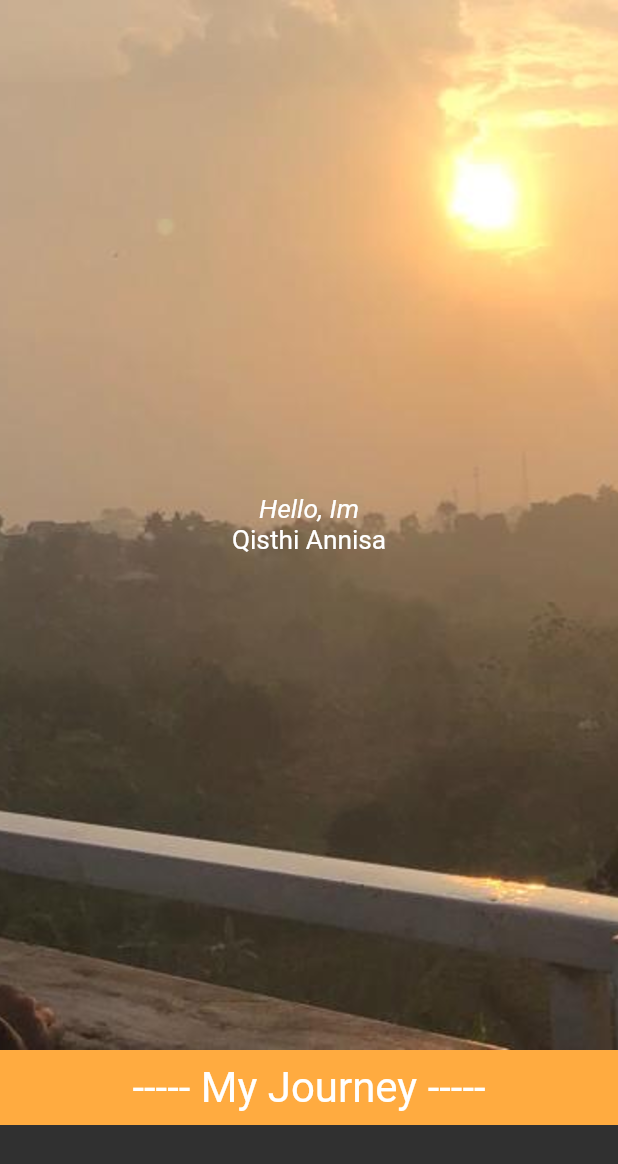
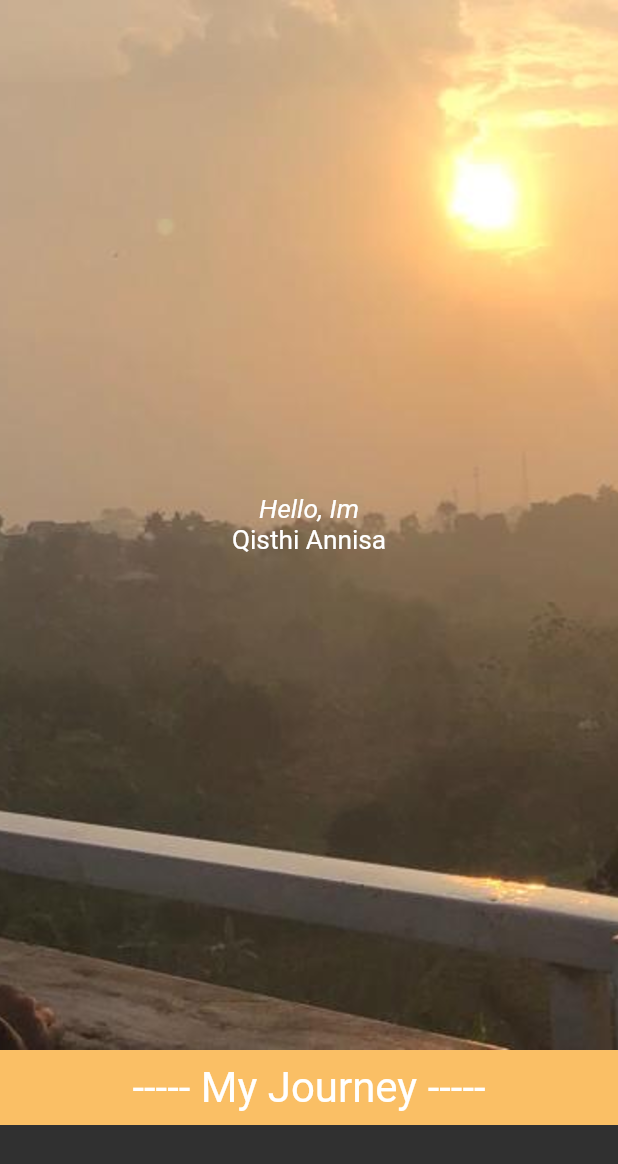
Before and after one commit to QisthiAH/qisthiweb, a Flutter app: the screen it shows after launch, on a phone screen of 412 x 824 dp. Shown: the top 1164 px of the screen. Run offline on Flutter 3.47's test engine with Material 2 defaults, Android fonts, the phone set to English and light mode, and no system bars.

Commit message:
background journey

```diff
--- a/lib/ui/widgets/my_journey.dart
+++ b/lib/ui/widgets/my_journey.dart
@@ -10,7 +10,7 @@ class MyJourney extends StatelessWidget {
     return Container(
       width: double.infinity,
       height: 50,
-      color: Colors.orangeAccent,
+      color: const Color.fromARGB(255, 250, 191, 101),
       child: const Center(
         child: Text(
           '----- My Journey -----',
```
